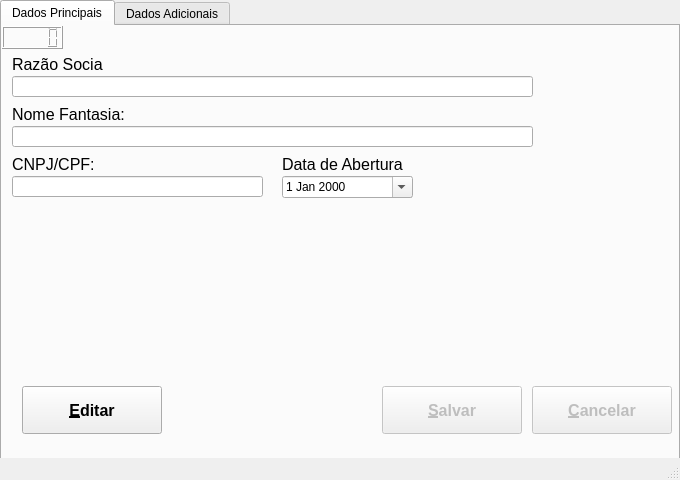
Before: the Qt Designer form ui/CadEmpresa.ui in Locked666/My-Finance-QtDesigner, drawn with Qt 5.
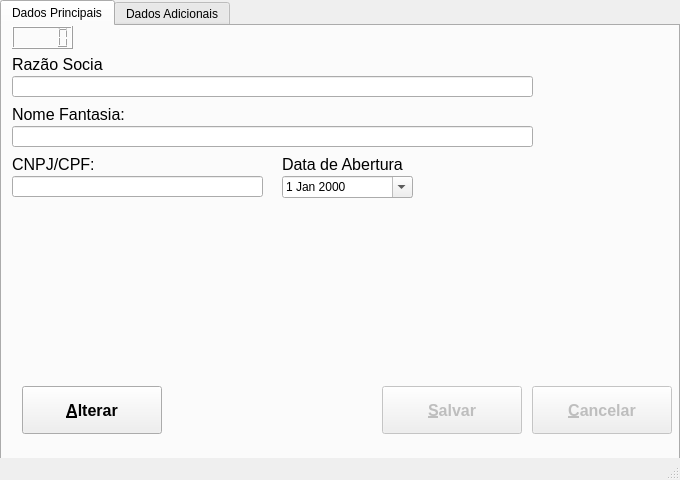
After: the same form once the commit is applied.

Patch:
```diff
--- a/ui/CadEmpresa.ui
+++ b/ui/CadEmpresa.ui
@@ -278,7 +278,7 @@
        <number>5</number>
       </property>
       <property name="text">
-       <string>&amp;Editar</string>
+       <string>&amp;Alterar</string>
       </property>
       <property name="shortcut">
        <string>Alt+E</string>
@@ -287,7 +287,7 @@
      <widget class="QLCDNumber" name="lcdNumber">
       <property name="geometry">
        <rect>
-        <x>0</x>
+        <x>10</x>
         <y>0</y>
         <width>61</width>
         <height>23</height>
```
Left out of the diff: 2 changed lines with no effect on the pictures.
